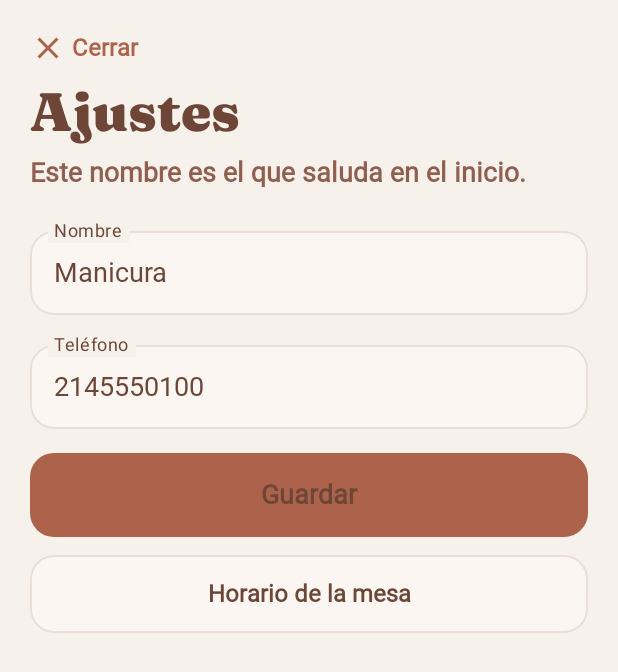
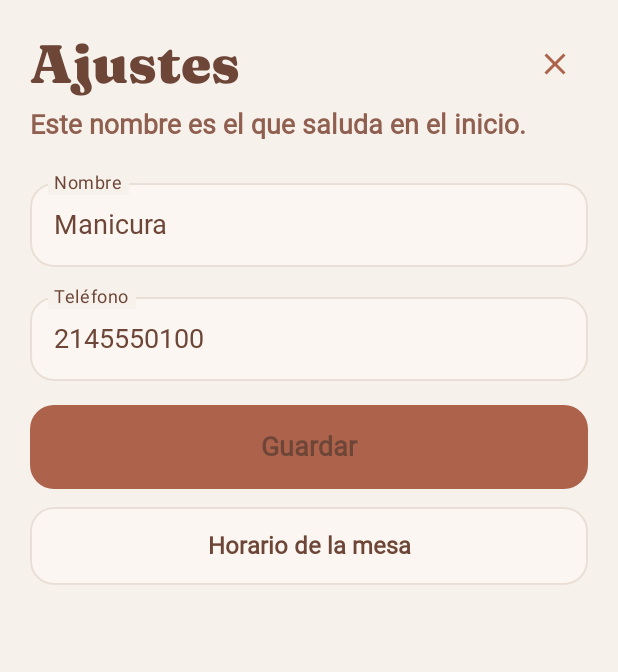
Before and after one commit to Josemilk/Studio-Nails-Beauty-, an Android app built with Jetpack Compose: the screen it shows after launch (MainActivity), after a tap on "Ajustes", on a phone screen of 412 x 824 dp. Shown: the top 672 px of the screen. Run offline under Robolectric (Android 15) with nearby library versions, the phone set to English and light mode, and no system bars; pictures from the network do not load; Roboto replaces fonts that are not available here; 1 other tap on this screen came first.

Commit message:
Coloca botón X en el margen superior derecho

```diff
--- a/android/app/src/main/java/com/studionails/beauty/ui/Parts.kt
+++ b/android/app/src/main/java/com/studionails/beauty/ui/Parts.kt
@@ -109,13 +109,11 @@ fun GhostButton(text: String, modifier: Modifier = Modifier, onClick: () -> Unit
 
 @Composable
 fun ScreenTitle(title: String, onBack: () -> Unit) {
-    Column(Modifier.fillMaxWidth()) {
-        Row(verticalAlignment = Alignment.CenterVertically, modifier = Modifier.clickable(onClick = onBack)) {
+    Row(Modifier.fillMaxWidth(), verticalAlignment = Alignment.CenterVertically) {
+        Text(title, style = androidx.compose.material3.MaterialTheme.typography.headlineLarge, modifier = Modifier.weight(1f))
+        IconButton(onClick = onBack, modifier = Modifier.size(44.dp)) {
             Icon(Icons.Outlined.Close, contentDescription = "Cerrar", tint = Accent)
-            Text(" Cerrar", color = Accent, fontFamily = Sans, fontWeight = FontWeight.Bold, fontSize = 16.sp)
         }
-        Spacer(Modifier.height(8.dp))
-        Text(title, style = androidx.compose.material3.MaterialTheme.typography.headlineLarge)
     }
 }
 
```
